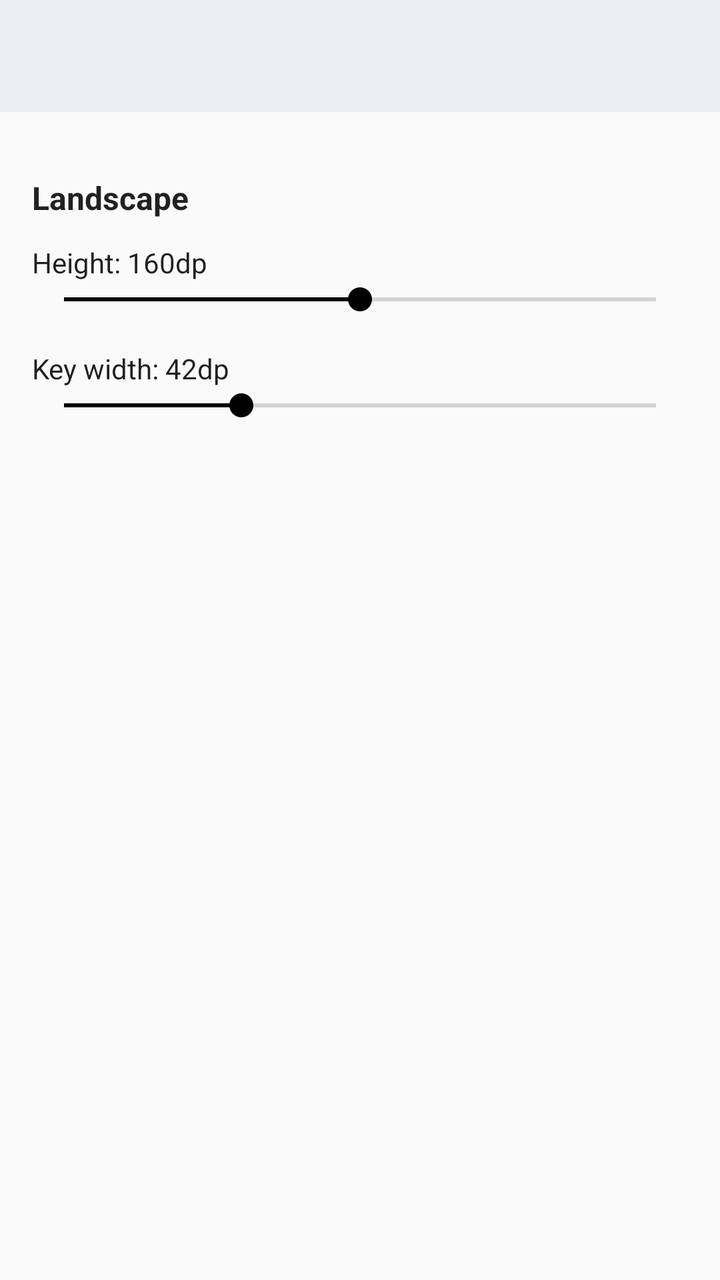
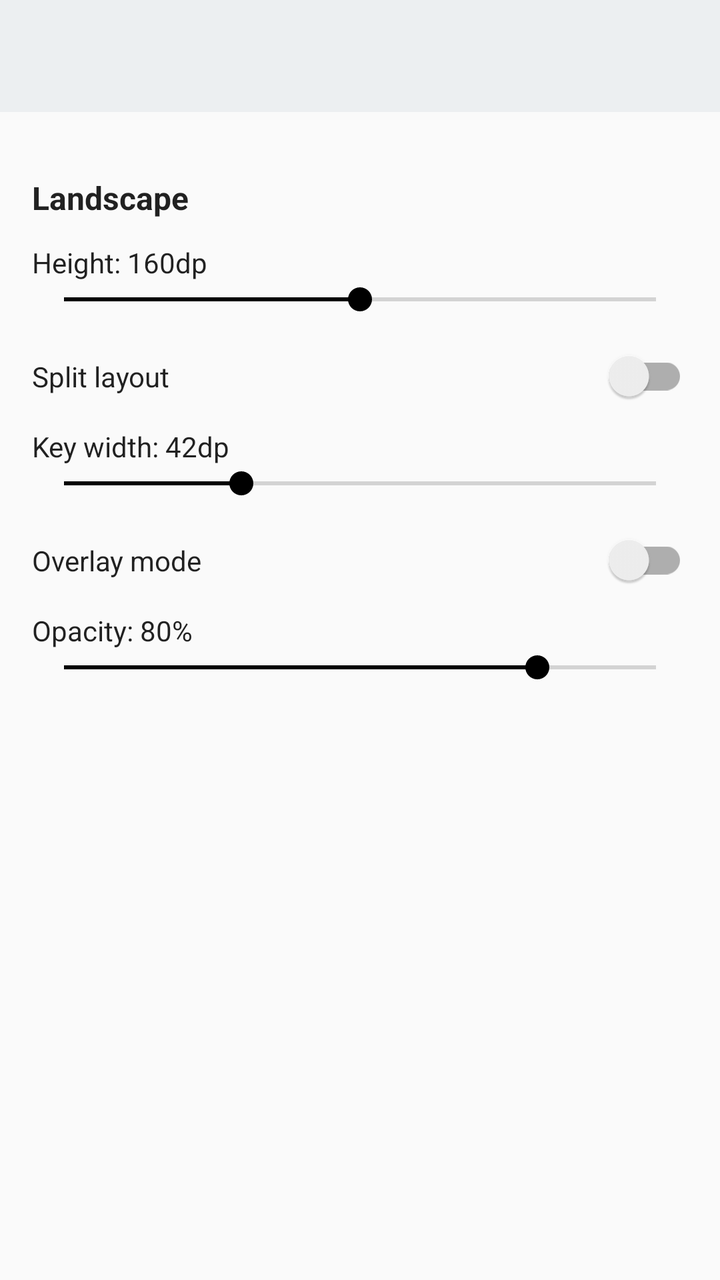

An Android layout rendered at two revisions. The XML below is the earlier revision; the diff shows what the commit changed to produce the second picture.
<!-- AndroidManifest.xml: application theme Theme.KrKey -->
<!-- res/layout/activity_settings.xml -->
<?xml version="1.0" encoding="utf-8"?>
<LinearLayout xmlns:android="http://schemas.android.com/apk/res/android"
    android:layout_width="match_parent"
    android:layout_height="match_parent"
    android:orientation="vertical">

    <androidx.appcompat.widget.Toolbar
        android:id="@+id/toolbar"
        android:layout_width="match_parent"
        android:layout_height="?attr/actionBarSize"
        android:background="?attr/colorPrimary"
        android:theme="@style/ThemeOverlay.AppCompat.Dark.ActionBar" />

    <ScrollView
        android:layout_width="match_parent"
        android:layout_height="match_parent">

        <LinearLayout
            android:layout_width="match_parent"
            android:layout_height="wrap_content"
            android:orientation="vertical">

            <androidx.recyclerview.widget.RecyclerView
                android:id="@+id/scripts_recycler_view"
                android:layout_width="match_parent"
                android:layout_height="wrap_content"
                android:nestedScrollingEnabled="false"
                android:padding="8dp" />

            
            <LinearLayout
                android:layout_width="match_parent"
                android:layout_height="wrap_content"
                android:orientation="vertical"
                android:padding="16dp">

                <TextView
                    android:layout_width="wrap_content"
                    android:layout_height="wrap_content"
                    android:text="Landscape"
                    android:textSize="16sp"
                    android:textStyle="bold"
                    android:textColor="?android:attr/textColorPrimary"
                    android:layout_marginBottom="12dp" />

                <TextView
                    android:id="@+id/label_landscape_height"
                    android:layout_width="wrap_content"
                    android:layout_height="wrap_content"
                    android:text="Height: 160dp"
                    android:textSize="14sp"
                    android:textColor="?android:attr/textColorPrimary" />

                <SeekBar
                    android:id="@+id/seekbar_landscape_height"
                    android:layout_width="match_parent"
                    android:layout_height="wrap_content"
                    android:max="80"
                    android:progress="40"
                    android:layout_marginBottom="16dp" />

                <TextView
                    android:id="@+id/label_key_width"
                    android:layout_width="wrap_content"
                    android:layout_height="wrap_content"
                    android:text="Key width: 42dp"
                    android:textSize="14sp"
                    android:textColor="?android:attr/textColorPrimary" />

                <SeekBar
                    android:id="@+id/seekbar_key_width"
                    android:layout_width="match_parent"
                    android:layout_height="wrap_content"
                    android:max="40"
                    android:progress="12"
                    android:layout_marginBottom="8dp" />
            </LinearLayout>
        </LinearLayout>
    </ScrollView>
</LinearLayout>
<!-- resources referenced by this layout -->
<resources>
  <style name="Theme.KrKey" parent="Theme.AppCompat.DayNight.NoActionBar">
          <item name="colorPrimary">@color/keyboard_bg</item>
          <item name="colorPrimaryDark">@color/keyboard_bg</item>
          <item name="colorAccent">@color/key_text_color</item>
      </style>
  <color name="keyboard_bg">#eceff1</color>
  <color name="key_text_color">#000000</color>
</resources>

<!-- the commit's change to res/layout/activity_settings.xml (unified diff, before → after) -->
@@ -59,6 +59,15 @@
                     android:progress="40"
                     android:layout_marginBottom="16dp" />
 
+                <androidx.appcompat.widget.SwitchCompat
+                    android:id="@+id/switch_split"
+                    android:layout_width="match_parent"
+                    android:layout_height="wrap_content"
+                    android:text="Split layout"
+                    android:textSize="14sp"
+                    android:textColor="?android:attr/textColorPrimary"
+                    android:layout_marginBottom="12dp" />
+
                 <TextView
                     android:id="@+id/label_key_width"
                     android:layout_width="wrap_content"
@@ -73,6 +82,31 @@
                     android:layout_height="wrap_content"
                     android:max="40"
                     android:progress="12"
+                    android:layout_marginBottom="16dp" />
+
+                <androidx.appcompat.widget.SwitchCompat
+                    android:id="@+id/switch_overlay"
+                    android:layout_width="match_parent"
+                    android:layout_height="wrap_content"
+                    android:text="Overlay mode"
+                    android:textSize="14sp"
+                    android:textColor="?android:attr/textColorPrimary"
+                    android:layout_marginBottom="12dp" />
+
+                <TextView
+                    android:id="@+id/label_opacity"
+                    android:layout_width="wrap_content"
+                    android:layout_height="wrap_content"
+                    android:text="Opacity: 80%"
+                    android:textSize="14sp"
+                    android:textColor="?android:attr/textColorPrimary" />
+
+                <SeekBar
+                    android:id="@+id/seekbar_opacity"
+                    android:layout_width="match_parent"
+                    android:layout_height="wrap_content"
+                    android:max="100"
+                    android:progress="80"
                     android:layout_marginBottom="8dp" />
             </LinearLayout>
         </LinearLayout>
